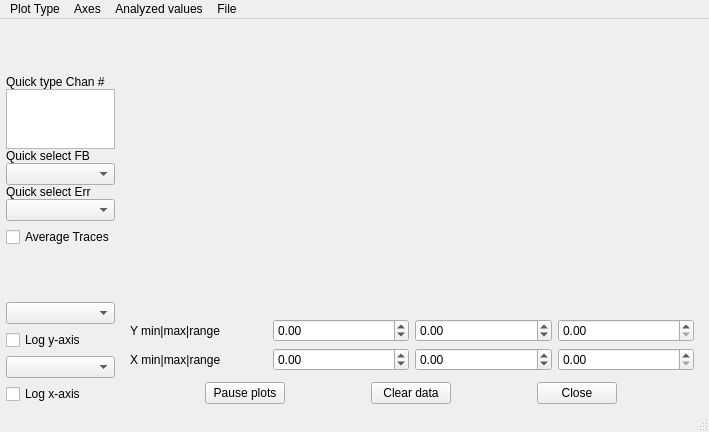
Qt form plotwindow.ui (usnistgov/microscope) before a commit.
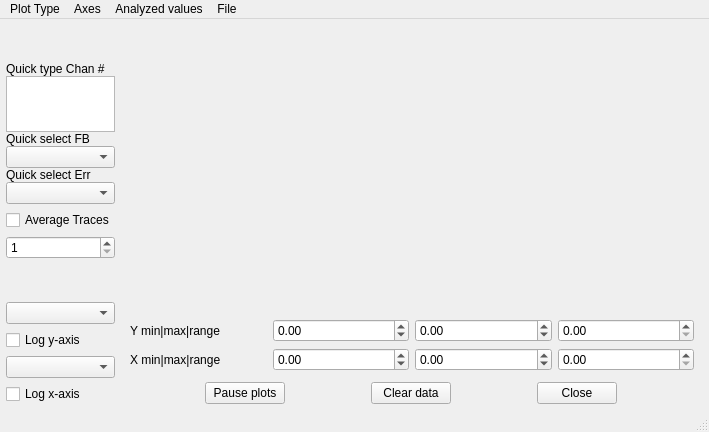
The same form after that commit. Custom widgets are drawn as their Qt base class.

```diff
--- a/plotwindow.ui
+++ b/plotwindow.ui
@@ -19,7 +19,7 @@
      <number>6</number>
     </property>
     <item>
-     <layout class="QVBoxLayout" name="chanSelectLayout" stretch="0,0,0,0,0,0,0,0">
+     <layout class="QVBoxLayout" name="chanSelectLayout" stretch="0,0,0,0,0,0,0,0,0">
       <property name="spacing">
        <number>6</number>
       </property>
@@ -108,6 +108,16 @@
         </property>
        </widget>
       </item>
+      <item>
+       <widget class="QSpinBox" name="spinBox_nAverage">
+        <property name="minimum">
+         <number>1</number>
+        </property>
+        <property name="maximum">
+         <number>128</number>
+        </property>
+       </widget>
+      </item>
       <item>
        <spacer name="verticalSpacer">
         <property name="orientation">
```
Left out of the diff: 11 changed lines with no effect on the pictures.
